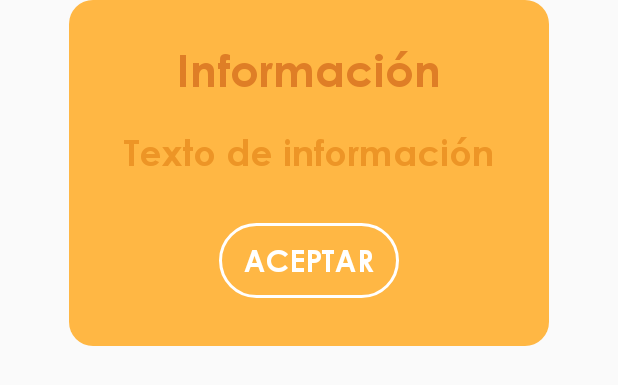
After one commit to AndrewJVEc/Pico_Placa, an Android app: the layout dialog_information.xml on its own in the app's theme, with its tools: preview values and no code run, on a phone screen of 412 x 824 dp. The commit adds this screen. Shown: the top 385 px of the screen. Run offline under Robolectric (Android 15) with nearby library versions, the phone set to English and light mode, and no system bars.

Commit message:
Added pico placa date verification Created information Dialog Added SplashScreen

```diff
--- a/app/src/main/AndroidManifest.xml
+++ b/app/src/main/AndroidManifest.xml
@@ -9,14 +9,14 @@
         android:roundIcon="@mipmap/ic_launcher_round"
         android:supportsRtl="true"
         android:theme="@style/AppTheme">
-        <activity android:name=".MainActivity"
+        <activity android:name=".SplashScreenActivity"
             android:screenOrientation="portrait">
             <intent-filter>
                 <action android:name="android.intent.action.MAIN" />
-
                 <category android:name="android.intent.category.LAUNCHER" />
             </intent-filter>
         </activity>
+        <activity android:name=".MainActivity" android:screenOrientation="portrait"/>
     </application>
 
 </manifest>
--- /dev/null
+++ b/app/src/main/res/drawable/back_rectangle_rounded_white.xml
@@ -0,0 +1,5 @@
+<?xml version="1.0" encoding="utf-8"?>
+<shape xmlns:android="http://schemas.android.com/apk/res/android">
+    <solid android:color="@color/background_dialog"/>
+    <corners android:radius="16dp" />
+</shape>
--- /dev/null
+++ b/app/src/main/res/layout/dialog_information.xml
@@ -0,0 +1,50 @@
+<?xml version="1.0" encoding="utf-8"?>
+<LinearLayout xmlns:android="http://schemas.android.com/apk/res/android"
+    android:layout_width="320dp"
+    android:layout_height="wrap_content"
+    android:layout_gravity="center_horizontal"
+    android:background="@drawable/back_rectangle_rounded_white"
+    android:orientation="vertical"
+    android:paddingTop="24dp"
+    android:paddingStart="24dp"
+    android:paddingEnd="24sp"
+    android:fitsSystemWindows="true"
+    android:paddingBottom="32dp">
+
+    <TextView
+        android:id="@+id/txtTitle"
+        android:layout_width="match_parent"
+        android:layout_height="wrap_content"
+        android:fontFamily="@font/century_gothic"
+        android:gravity="center"
+        android:text="@string/informacion"
+        android:textColor="@color/colorPrimaryDark"
+        android:textSize="30sp" />
+
+    <TextView
+        android:id="@+id/txtContent"
+        android:layout_width="match_parent"
+        android:layout_height="wrap_content"
+        android:layout_gravity="center"
+        android:layout_marginTop="16dp"
+        android:fontFamily="@font/century_gothic"
+        android:gravity="center"
+        android:text="@string/texto_de_informacion"
+        android:textColor="@color/colorPrimary"
+        android:textSize="24sp" />
+
+    <Button
+        android:id="@+id/btnOK"
+        android:layout_width="120dp"
+        android:layout_height="50dp"
+        android:layout_gravity="center"
+        android:layout_marginTop="30dp"
+        android:background="@drawable/rounded_white_timer"
+        android:fontFamily="@font/century_gothic"
+        android:text="@string/aceptar"
+        android:textColor="@android:color/white"
+        android:textSize="20sp"
+        android:textStyle="bold" />
+
+
+</LinearLayout>
--- a/app/src/main/res/values/colors.xml
+++ b/app/src/main/res/values/colors.xml
@@ -4,4 +4,6 @@
     <color name="colorPrimaryDark">#df7e26</color>
     <color name="colorAccent">#ed9526</color>
 
+    <color name="background_dialog">#ffb744</color>
+
 </resources>
```
Also changed, not shown: app/src/main/java/com/example/picoplacaapp/MainActivity.java (+74 -9 lines), app/src/main/java/com/example/picoplacaapp/SplashScreenActivity.java (added, +36 -0 lines), app/src/main/java/com/example/picoplacaapp/dialogs/DialogInformation.java (added, +63 -0 lines), app/src/main/res/layout/activity_splash_screen.xml (added, +15 -0 lines), app/src/main/res/values/strings.xml (+11 -3 lines), app/src/main/res/drawable-hdpi/splashscreen.png (added), app/src/main/res/drawable-mdpi/splashscreen.png (added), app/src/main/res/drawable-xhdpi/splashscreen.png (added), app/src/main/res/drawable-xxhdpi/splashscreen.png (added), 1 other file.
